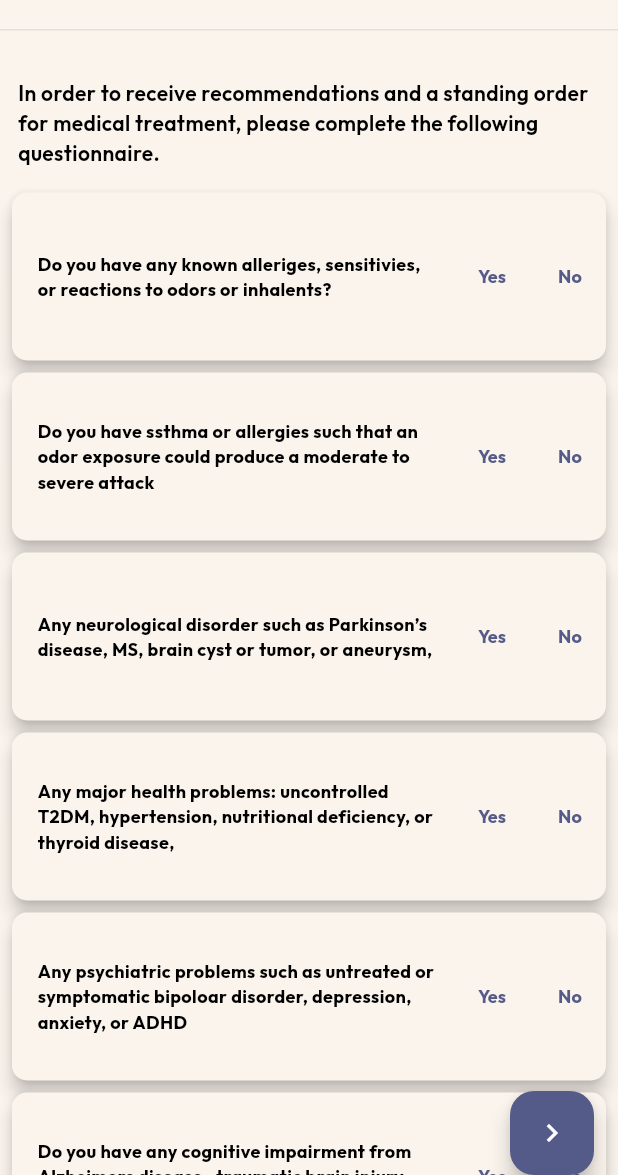
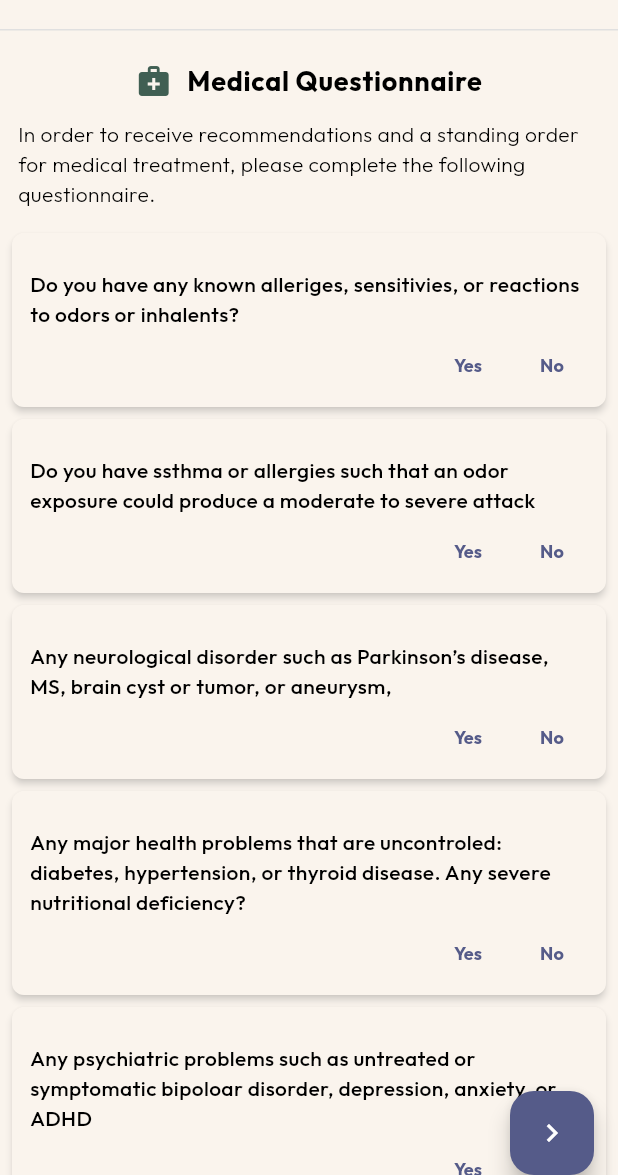
Before and after one commit to gmtfrombc/cog_screen, a Flutter app: the CriteriaScreen screen opened by its route, on a phone screen of 412 x 824 dp, the part 61-1236 px from its top. Run offline on Flutter 3.47's test engine with Material 3 defaults, Android fonts, the phone set to English and light mode, and no system bars; our stand-ins replace audioplayers, google_fonts.

```diff
--- a/lib/data/criteria_data.dart
+++ b/lib/data/criteria_data.dart
@@ -15,7 +15,7 @@ List<Criteria> criteriaDataList = [
   ),
   Criteria(
     statement:
-        'Any major health problems: uncontrolled T2DM, hypertension, nutritional deficiency, or thyroid disease,',
+        'Any major health problems that are uncontroled: diabetes, hypertension, or thyroid disease. Any severe nutritional deficiency?',
   ),
   Criteria(
     statement:
@@ -26,6 +26,7 @@ List<Criteria> criteriaDataList = [
         'Do you have any cognitive impairment from Alzheimers disease , traumatic brain injury, stroke',
   ),
   Criteria(
-    statement: 'Have you had any issues with alcohol or substance abuse within the last 2 years',
+    statement:
+        'Have you had any issues with alcohol or substance abuse within the last 2 years',
   ),
 ];
--- a/lib/providers/criteria_provider.dart
+++ b/lib/providers/criteria_provider.dart
@@ -15,8 +15,6 @@ class CriteriaProvider extends ChangeNotifier {
   }
 
   bool canProceed() {
-    // Add logic to determine if the user can proceed based on their responses
-    // For instance, if any 'Yes' response excludes the user, you can check for that
     return criteriaList.any((criteria) => criteria.response == true);
   }
 }
--- a/lib/screens/countdown_timer.dart
+++ b/lib/screens/countdown_timer.dart
@@ -47,7 +47,6 @@ class _CountdownTimerState extends State<CountdownTimer> {
   }
 
   @override
-  @override
   Widget build(BuildContext context) {
     return Column(
       mainAxisAlignment: MainAxisAlignment.center,
@@ -82,7 +81,7 @@ class _CountdownTimerState extends State<CountdownTimer> {
             ),
           ),
         ),
-        const SizedBox(height: 20),
+        const SizedBox(height: 40),
         ElevatedButton(
           onPressed: _startTimer,
           style: ElevatedButton.styleFrom(
--- a/lib/screens/criteria_screen.dart
+++ b/lib/screens/criteria_screen.dart
@@ -36,6 +36,23 @@ class _CriteriaScreenState extends State<CriteriaScreen> {
           return Column(
             children: [
               const SizedBox(height: 20),
+              Row(
+                mainAxisAlignment: MainAxisAlignment.center,
+                children: [
+                  Icon(
+                    Icons.medical_services,
+                    color: AppTheme.primaryColor,
+                  ),
+                  const SizedBox(width: 10),
+                  Text(
+                    'Medical Questionnaire',
+                    style: Theme.of(context)
+                        .textTheme
+                        .bodyLarge
+                        ?.copyWith(fontSize: 18, fontWeight: FontWeight.w700),
+                  ),
+                ],
+              ),
               Padding(
                 padding: const EdgeInsets.all(12.0),
                 child: Text(
@@ -43,7 +60,7 @@ class _CriteriaScreenState extends State<CriteriaScreen> {
                   textAlign: TextAlign.left,
                   style: Theme.of(context).textTheme.bodyMedium?.copyWith(
                         fontSize: 14,
-                        fontWeight: FontWeight.w600,
+                        fontWeight: FontWeight.w300,
                       ),
                 ),
               ),
@@ -63,42 +80,50 @@ class _CriteriaScreenState extends State<CriteriaScreen> {
                       child: Card(
                         margin: const EdgeInsets.symmetric(
                             horizontal: 8.0, vertical: 4.0),
-                        child: Row(
-                          crossAxisAlignment: CrossAxisAlignment.center,
+                        shape: RoundedRectangleBorder(
+                          borderRadius: BorderRadius.circular(8.0),
+                        ),
+                        elevation: 2,
+                        shadowColor: Colors.grey.withOpacity(0.5),
+                        child: Padding(
+                          padding: const EdgeInsets.symmetric(
+                              horizontal: 12.0,
+                              vertical: 4.0), // Reduced vertical padding
+                          child: Column(
+                            crossAxisAlignment: CrossAxisAlignment.start,
                             children: [
-                            Expanded(
-                              flex: 5,
-                              child: Padding(
-                                padding: const EdgeInsets.all(12.0),
-                                child: Padding(
-                                  padding: const EdgeInsets.only(left: 5.0),
-                                  child: Text(
+                              const SizedBox(height: 20),
+                              Text(
                                 criteria.statement,
                                 style: const TextStyle(
-                                      fontWeight: FontWeight.bold,
-                                      fontSize: 12,
+                                  fontWeight: FontWeight.w500,
+                                  fontSize: 14,
                                 ),
                               ),
-                                ),
-                              ),
-                            ),
+                              Row(
+                                mainAxisAlignment: MainAxisAlignment.end,
+                                children: [
                                   _responseButton(
                                     context,
                                     criteria.response == true,
                                     'Yes',
                                     index,
-                                () =>
-                                    criteriaProvider.setResponse(index, true)),
-                            const SizedBox(
-                                width: 4), // A small gap between buttons
+                                    () => criteriaProvider.setResponse(
+                                        index, true),
+                                  ),
+                                  const SizedBox(width: 8),
                                   _responseButton(
                                     context,
                                     criteria.response == false,
                                     'No',
                                     index,
-                                () =>
-                                    criteriaProvider.setResponse(index, false)),
+                                    () => criteriaProvider.setResponse(
+                                        index, false),
+                                  ),
                                 ],
+                              ),
+                            ],
+                          ),
                         ),
                       ),
                     );
@@ -143,7 +168,6 @@ class _CriteriaScreenState extends State<CriteriaScreen> {
     final criteriaProvider =
         Provider.of<CriteriaProvider>(context, listen: false);
 
-    // Check if all answers are 'No'
     bool allNo = criteriaProvider.criteriaList
         .every((criteria) => criteria.response == false);
 
@@ -185,13 +209,12 @@ class _CriteriaScreenState extends State<CriteriaScreen> {
         minimumSize: const Size(
           44,
           36,
-        ), // Further reduced padding
+        ),
       ),
       onPressed: () {
         onPressed();
 
-        // Calculate the target scroll position
-        double itemHeight = 120.0; // The height of each list item
+        double itemHeight = 120.0;
         double position = itemHeight * index;
 
         // Check if the calculated position exceeds the maximum scroll extent
@@ -200,7 +223,6 @@ class _CriteriaScreenState extends State<CriteriaScreen> {
           position = maxScrollExtent; // Set to max scroll extent if it exceeds
         }
 
-        // Perform the scroll
         _scrollController.animateTo(
           position,
           duration: const Duration(milliseconds: 500),
--- a/lib/screens/home_screen.dart
+++ b/lib/screens/home_screen.dart
@@ -15,7 +15,7 @@ class HomeScreen extends StatefulWidget {
 class HomeScreenState extends State<HomeScreen> {
   final _screens = [
     const StartScreen(),
-    SurveyScreen(),
+    const SurveyScreen(),
     const SurveyResultScreen(),
     // Add other screens here...
   ];
--- a/lib/screens/spashscreen.dart
+++ b/lib/screens/spashscreen.dart
@@ -37,7 +37,7 @@ class SplashScreenState extends State<SplashScreen>
 
     _controller.forward().then(
       (_) {
-        Future.delayed(const Duration(milliseconds: 500), () {
+        Future.delayed(const Duration(milliseconds: 1500), () {
           Navigator.of(context).pushReplacement(PageRouteBuilder(
             pageBuilder: (context, animation, secondaryAnimation) =>
                 const StartScreen(),
@@ -94,8 +94,8 @@ class SplashScreenState extends State<SplashScreen>
                   "LABS",
                   style: TextStyle(
                     fontSize: 32,
-                    fontWeight: FontWeight.w200, // Thinner font weight
-                    color: Colors.black38,
+                    fontWeight: FontWeight.w300, // Thinner font weight
+                    color: Colors.black,
                   ),
                 ),
               ),
--- a/lib/screens/start_screen.dart
+++ b/lib/screens/start_screen.dart
@@ -64,10 +64,12 @@ class StartScreen extends StatelessWidget {
             ElevatedButton(
               onPressed: () {
                 surveyProvider.restartSurvey();
+                context.read<AppNavigationProvider>().changeIndex(
+                    1); // Update the index to match the 'Results' screen
                 Navigator.push(
                   context,
                   MaterialPageRoute(
-                    builder: (context) => SurveyScreen(),
+                    builder: (context) => const SurveyScreen(),
                   ),
                 );
               },
--- a/lib/utilities/constants.dart
+++ b/lib/utilities/constants.dart
@@ -10,13 +10,13 @@ class AppConstants {
       "The CogHealth Test is a simple tool for assessing memory and cognitive health. It consists of 8 questions and has a maximum score of 10. You will need a two-sided piece of paper and a pen to complete the screen.\n\n When you are ready, select 'Begin'.";
 
   static const String understandingCognitiveHealth =
-      "Lorem ipsum dolor sit amet, consectetur adipiscing elit, sed do eiusmod";
+      "Our cognitive health is a reflection of our brain health. It is the ability to think clearly, remember, and learn new things. Cognitive health is important at every stage of life. It is important to understand that cognitive health is not static. It can change over time and can be improved with the right interventions.";
 
   static const String lifestyleStrategies =
-      "Lorem ipsum dolor sit amet, consectetur adipiscing elit, sed do eiusmod";
+      "Lifestyle plays a major role in cognitive health. Nutrition, exercise, sleep, stress, and our relationships can all contribute to our cognitive function";
 
   static const String essentialOils =
-      "Lorem ipsum dolor sit amet, consectetur adipiscing elit, sed do eiusmod";
+      "Essential oils have received a lot of attention for their potential to support cognitive health. Research has shown that essential oils can improve memory, attention, and focus. They can also help to reduce stress and anxiety.";
 
   static const String medAdvice =
       "In order to receive recommendations and a standing order for medical treatment, please complete the following questionnaire.";
--- a/lib/widgets/bottom_bar_navigator.dart
+++ b/lib/widgets/bottom_bar_navigator.dart
@@ -51,6 +51,7 @@ class CustomBottomNavigationBar extends StatelessWidget {
           ),
           // Add other items here...
         ],
+        selectedItemColor: Theme.of(context).primaryColor,
       ),
     );
   }
```
Also changed, not shown: lib/main.dart (+10 -5 lines), lib/models/survey_model.dart (+15 -1 lines), lib/providers/survey_provider.dart (+2 -9 lines), lib/screens/advice_screen.dart (+6 -5 lines), lib/screens/survey_screen.dart (+96 -160 lines), lib/widgets/datepicker_bottomsheet.dart (added, +69 -0 lines), 1 other file. Lines whose indentation alone changed are shown as unchanged.
